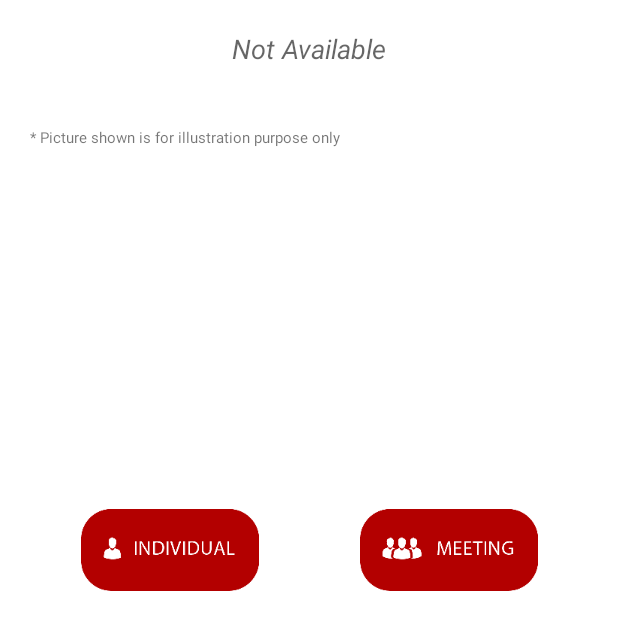
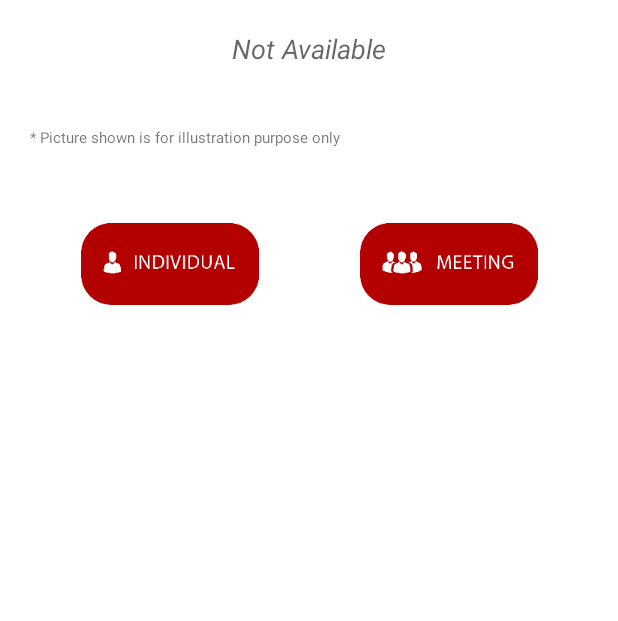
Before and after one commit to bies2mie/Qnizee, an Android app: the FoodDisplay screen opened directly, with no data from a screen before it, on a phone screen of 412 x 824 dp, the part 615-1236 px from its top. Run offline under Robolectric (Android 15) with nearby library versions, the phone set to English and light mode, and no system bars; our stand-ins replace Volley; network calls fail; pictures from the network do not load.

Commit message:
10/10/2018 Fix layout

```diff
--- a/app/src/main/java/com/badrul/qnitibox/FoodDisplay.java
+++ b/app/src/main/java/com/badrul/qnitibox/FoodDisplay.java
@@ -11,6 +11,7 @@ import android.graphics.drawable.Drawable;
 import android.os.Bundle;
 import android.provider.Settings;
 import android.view.View;
+import android.widget.Button;
 import android.widget.EditText;
 import android.widget.ImageButton;
 import android.widget.ImageView;
@@ -41,8 +42,10 @@ import org.json.JSONObject;
 import java.text.ParseException;
 import java.text.SimpleDateFormat;
 import java.util.ArrayList;
+import java.util.Calendar;
 import java.util.Date;
 import java.util.List;
+import java.util.Locale;
 
 public class FoodDisplay extends AppCompatActivity {
 
@@ -67,6 +70,15 @@ public class FoodDisplay extends AppCompatActivity {
     String foodtitle,foodprice,fooddesc,foodimage;
     int foodID;
 
+
+    Calendar startDate;
+
+
+    int hour;
+    String curTime;
+    String currentDate;
+    String menuDay;
+
     @Override
     protected void onCreate(Bundle savedInstanceState) {
         super.onCreate(savedInstanceState);
@@ -86,6 +98,16 @@ public class FoodDisplay extends AppCompatActivity {
         foodprice= sharedPreferences.getString(Config.FOOD_PRICE, "Not Available");
         fooddesc= sharedPreferences.getString(Config.FOOD_DESC, "Not Available");
         foodimage= sharedPreferences.getString(Config.FOOD_IMAGE, "Not Available");
+
+        startDate = Calendar.getInstance();
+
+        Calendar currTime = Calendar.getInstance();
+        hour = currTime.get(Calendar.HOUR_OF_DAY);
+
+        SimpleDateFormat sdf = new SimpleDateFormat("hh:mm:ss a");
+        curTime = sdf.format(currTime.getTime());
+
+        currentDate = new SimpleDateFormat("dd/MM/yyyy", Locale.getDefault()).format(new Date());
 
         userList = new ArrayList<>();
         foodList = new ArrayList<>();
@@ -148,9 +170,63 @@ public class FoodDisplay extends AppCompatActivity {
                         }
                         else{
 
-                        Intent intent = new Intent(FoodDisplay.this, NewIndvOrder.class);
-                        intent.addFlags(Intent.FLAG_ACTIVITY_NEW_TASK);
-                        startActivity(intent);
+                            if ((startDate.get(Calendar.DAY_OF_WEEK) == Calendar.SUNDAY) && (hour >= 8 && hour < 18)) { // x.after(calendar1.getTime())
+
+                                menuDay = "Sunday";
+                                sharedpref();
+
+
+                            } else if ((startDate.get(Calendar.DAY_OF_WEEK) == Calendar.MONDAY) && (hour >= 8 && hour < 18)) {
+
+                                menuDay = "Monday";
+                                sharedpref();
+
+
+                            } else if ((startDate.get(Calendar.DAY_OF_WEEK) == Calendar.TUESDAY) && (hour >= 8 && hour < 18)) {//Check THis
+
+
+                                menuDay = "Tuesday";
+                                sharedpref();
+
+
+
+
+                            } else if ((startDate.get(Calendar.DAY_OF_WEEK) == Calendar.WEDNESDAY) && (hour >= 8 && hour < 18)) {
+
+                                menuDay = "Wednesday";
+                                sharedpref();
+
+
+                            } else if ((startDate.get(Calendar.DAY_OF_WEEK) == Calendar.THURSDAY) && (hour >= 8 && hour < 18)) {
+
+                                menuDay = "Thursday";
+                                sharedpref();
+
+
+
+                            } else if ((startDate.get(Calendar.DAY_OF_WEEK) == Calendar.FRIDAY) && (hour >= 8 && hour < 23)) {
+
+                                menuDay = "Friday";
+                                sharedpref();
+
+
+
+                            } else if ((startDate.get(Calendar.DAY_OF_WEEK) == Calendar.SATURDAY) && (hour >= 8 && hour < 18)) {
+
+                                menuDay = "Saturday";
+                                sharedpref();
+
+
+                            } else {
+
+                                Intent i = new Intent(FoodDisplay.this, ErrorPage2.class);
+                                i.addFlags(Intent.FLAG_ACTIVITY_NEW_TASK);
+                                startActivity(i);
+                                finish();
+                            }
+
+
+
                         }
 
                 } catch (Settings.SettingNotFoundException ex) {
@@ -214,4 +290,27 @@ public class FoodDisplay extends AppCompatActivity {
         RequestQueue requestQueue = Volley.newRequestQueue(getApplicationContext());
         requestQueue.add(stringRequest);
     }
-}
+
+        public void sharedpref() {
+
+        SharedPreferences sharedPreferences = FoodDisplay.this.getSharedPreferences(Config.SHARED_PREF_NAME,
+        Context.MODE_PRIVATE);
+
+        // Creating editor to store values to shared preferences
+        SharedPreferences.Editor editor = sharedPreferences.edit();
+
+        // Adding values to editor
+
+        editor.putString(Config.ORDER_TIME, curTime);
+        editor.putString(Config.ORDER_DATE, currentDate);
+        editor.putString(Config.MENU_DAY, menuDay);
+
+        // Saving values to editor
+        editor.commit();
+
+            Intent intent = new Intent(FoodDisplay.this, NewIndvOrder.class);
+            intent.addFlags(Intent.FLAG_ACTIVITY_NEW_TASK);
+            startActivity(intent);
+        }
+
+        }
--- a/app/src/main/res/layout/activity_food_display.xml
+++ b/app/src/main/res/layout/activity_food_display.xml
@@ -9,9 +9,13 @@
     android:background="#ffffff"
     tools:context=".FoodDisplay">
 
+    <ScrollView
+        android:layout_width="match_parent"
+        android:layout_height="match_parent">
+
         <LinearLayout
             android:layout_width="match_parent"
-        android:layout_height="match_parent"
+            android:layout_height="wrap_content"
             android:layout_marginTop="10dp"
             android:orientation="vertical">
 
@@ -19,29 +23,29 @@
 
                 android:layout_width="match_parent"
                 android:layout_height="wrap_content"
-            android:textStyle="bold"
+                android:text="Order close at 6 PM"
                 android:textAppearance="@style/TextAppearance.AppCompat.Small"
-            android:text="Order close at 6 PM" />
+                android:textStyle="bold" />
 
             <TextView
                 android:id="@+id/showTitle"
-            android:layout_marginTop="30dp"
                 android:layout_width="match_parent"
                 android:layout_height="wrap_content"
-            android:textStyle="bold"
+                android:layout_marginTop="30dp"
+                android:text="Food Title"
                 android:textColor="#800000"
                 android:textSize="20dp"
-            android:text="Food Title" />
+                android:textStyle="bold" />
 
             <TextView
                 android:id="@+id/showPrice"
+                android:layout_width="match_parent"
+                android:layout_height="wrap_content"
                 android:layout_marginTop="10dp"
-            android:layout_width="match_parent"
-            android:textStyle="bold"
+                android:text="Food Price"
                 android:textColor="#b30000"
                 android:textSize="35dp"
-            android:layout_height="wrap_content"
-            android:text="Food Price" />
+                android:textStyle="bold" />
 
             <ProgressBar
                 android:id="@+id/progress"
@@ -54,39 +58,39 @@
 
             <ImageView
                 android:id="@+id/imageFood"
-            android:layout_gravity="center"
-            android:scaleType="centerInside"
-            android:layout_marginTop="40dp"
                 android:layout_width="150dp"
                 android:layout_height="150dp"
+                android:layout_gravity="center"
+                android:layout_marginTop="40dp"
+                android:scaleType="centerInside"
                 android:visibility="gone"
                 tools:srcCompat="@tools:sample/avatars[0]" />
 
             <TextView
+                android:id="@+id/foodDesc"
+                android:layout_width="match_parent"
+                android:layout_height="wrap_content"
                 android:layout_marginLeft="15dp"
+                android:layout_marginTop="20dp"
                 android:layout_marginRight="15dp"
-            android:id="@+id/foodDesc"
-            android:layout_marginTop="20dp"
                 android:gravity="center"
+                android:text=""
                 android:textAppearance="@style/TextAppearance.AppCompat.Medium"
-            android:layout_width="match_parent"
-            android:textStyle="italic"
-            android:layout_height="wrap_content"
-            android:text="" />
+                android:textStyle="italic" />
 
             <TextView
                 android:layout_width="match_parent"
+                android:layout_height="wrap_content"
                 android:layout_marginTop="40dp"
-            android:textSize="10dp"
-            android:layout_height="wrap_content"
-            android:text="* Picture shown is for illustration purpose only" />
+                android:text="* Picture shown is for illustration purpose only"
+                android:textSize="10dp" />
 
             <LinearLayout
                 android:layout_width="match_parent"
+                android:layout_marginTop="50dp"
                 android:layout_height="match_parent"
                 android:gravity="bottom"
-            android:orientation="horizontal"
-            >
+                android:orientation="horizontal">
 
                 <ImageButton
                     android:id="@+id/continueBtn"
@@ -106,4 +110,6 @@
 
             </LinearLayout>
         </LinearLayout>
+    </ScrollView>
+
 </LinearLayout>
```
Lines whose indentation alone changed are shown as unchanged.
